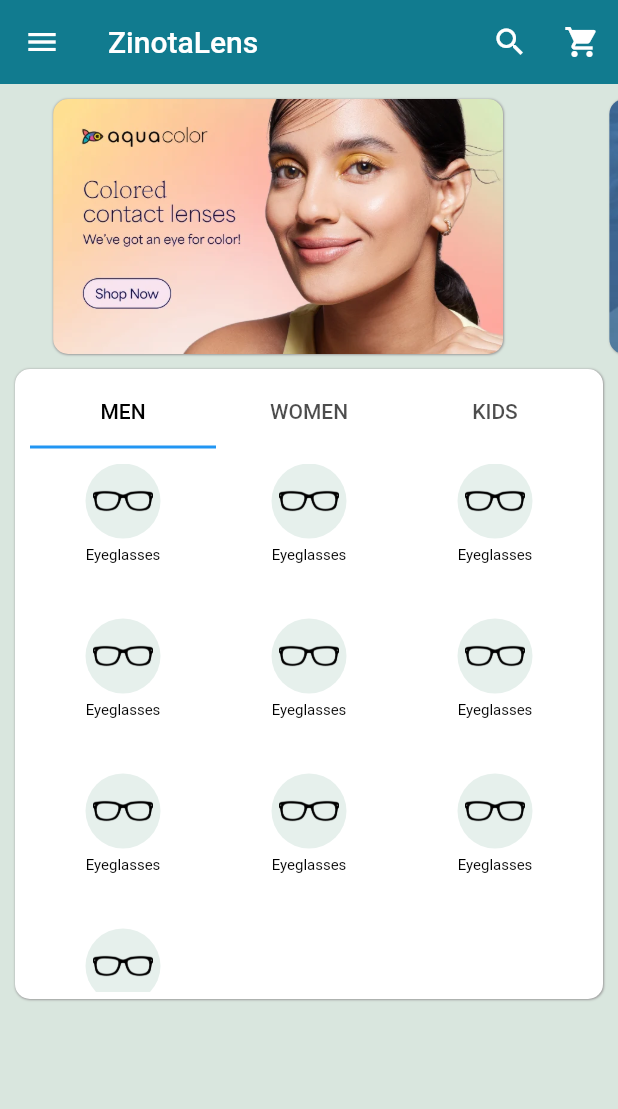
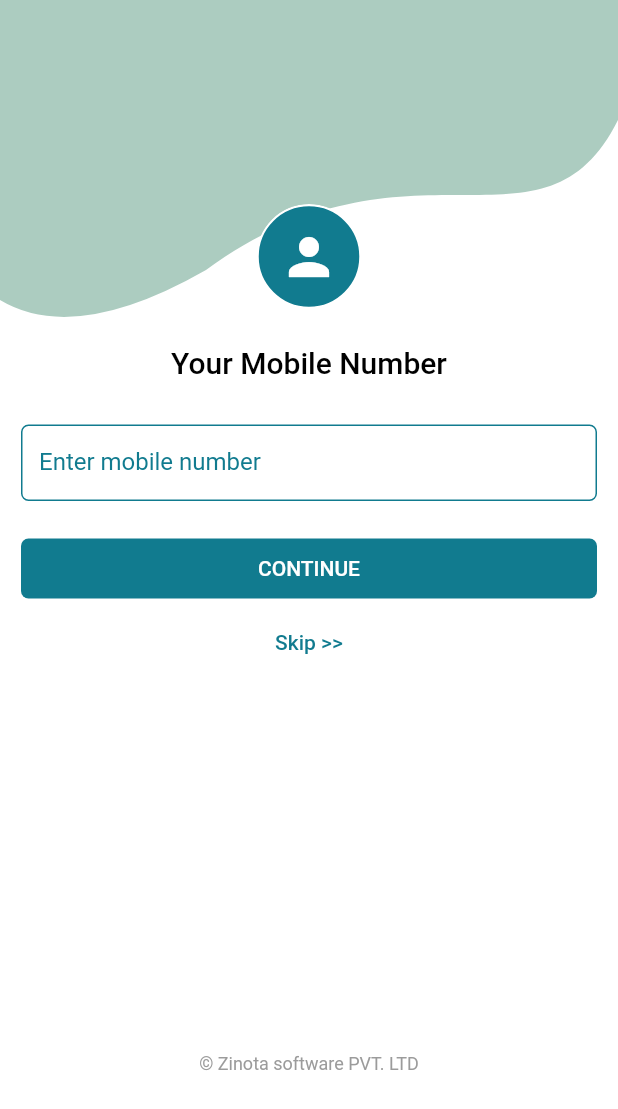
Before and after one commit to ybrut-software/zinotalens, a Flutter app: the screen it shows after launch, on a phone screen of 412 x 824 dp. Shown: the top 1109 px of the screen. Run offline on Flutter 3.47's test engine with Material 2 defaults, Android fonts, the phone set to English and light mode, and no system bars; drawn by our look-alikes of carousel_slider; our stand-ins replace flutter_screenutil.

Commit message:
login page

```diff
--- a/lib/main.dart
+++ b/lib/main.dart
@@ -1,12 +1,13 @@
 import 'package:flutter/material.dart';
 import 'package:flutter_screenutil/flutter_screenutil.dart';
 import 'package:zinotalens/pages/home_page.dart';
+import 'package:zinotalens/pages/login_page.dart';
 
 void main() => runApp(ScreenUtilInit(
       designSize: Size(360, 780),
       builder: (context, widget) => MaterialApp(
         title: "ZinotaLens",
         debugShowCheckedModeBanner: false,
-        home: HomePage(),
+        home: LoginPage(),
       ),
     ),);
--- /dev/null
+++ b/lib/pages/login_page.dart
@@ -0,0 +1,131 @@
+import 'package:flutter/material.dart' hide Colors;
+import 'package:zinotalens/pages/home_page.dart';
+import 'package:zinotalens/widgets/login_custom_clipper.dart';
+
+import '../utils/colors.dart';
+
+class LoginPage extends StatefulWidget {
+  LoginPage({Key? key}) : super(key: key);
+
+  @override
+  State<LoginPage> createState() => _LoginPageState();
+}
+
+class _LoginPageState extends State<LoginPage> {
+  @override
+  Widget build(BuildContext context) {
+    return SafeArea(
+      child: Scaffold(
+        backgroundColor: Colors.white,
+        body: SingleChildScrollView(
+          child: Column(
+            mainAxisSize: MainAxisSize.min,
+            children: [
+              Container(
+                height: 230,
+                child: Stack(
+                  children: [
+                    ClipPath(
+                      clipper: LoginCustomClipper(),
+                      child: Container(
+                        decoration:
+                            BoxDecoration(color: Colors.iconBackgroundColor),
+                      ),
+                    ),
+                    Align(
+                      alignment: Alignment(0, 0.7),
+                      child: ClipOval(
+                        child: Container(
+                          height: 70,
+                          width: 70,
+                          decoration: BoxDecoration(
+                              color: Colors.skyBlue,
+                              shape: BoxShape.circle,
+                              border:
+                                  Border.all(color: Colors.white, width: 1.5)),
+                          child: Center(
+                            child: Icon(Icons.person,
+                                color: Colors.white, size: 40),
+                          ),
+                        ),
+                      ),
+                    )
+                  ],
+                ),
+              ),
+              Text(
+                "Your Mobile Number",
+                style: TextStyle(
+                    fontSize: 20,
+                    fontWeight: FontWeight.w500,
+                    color: Colors.black),
+              ),
+              SizedBox(height: 30),
+              Padding(
+                padding: EdgeInsets.symmetric(horizontal: 14),
+                child: TextFormField(
+                  keyboardType: TextInputType.text,
+                  cursorColor: Colors.skyBlue,
+                  decoration: InputDecoration(
+                    labelText: "Enter mobile number",
+                    labelStyle: TextStyle(color: Colors.skyBlue),
+                    isDense: true,
+                    enabledBorder: OutlineInputBorder(
+                        borderSide: BorderSide(color: Colors.skyBlue),
+                        borderRadius: BorderRadius.circular(5)),
+                    focusedBorder: OutlineInputBorder(
+                        borderSide: BorderSide(color: Colors.skyBlue),
+                        borderRadius: BorderRadius.circular(5)),
+                    border: OutlineInputBorder(
+                        borderSide: BorderSide(color: Colors.skyBlue),
+                        borderRadius: BorderRadius.circular(5)),
+                  ),
+                ),
+              ),
+              SizedBox(height: 25),
+              Container(
+                width: double.infinity,
+                height: 40,
+                padding: EdgeInsets.symmetric(horizontal: 14),
+                child: ElevatedButton(
+                  onPressed: () {},
+                  child: Text(
+                    "CONTINUE",
+                    style: TextStyle(color: Colors.white),
+                  ),
+                  style: ButtonStyle(
+                      shape: MaterialStateProperty.all(RoundedRectangleBorder(
+                          borderRadius: BorderRadius.circular(5))),
+                      backgroundColor:
+                          MaterialStateProperty.all(Colors.skyBlue),
+                      shadowColor:
+                          MaterialStateProperty.all(Colors.transparent)),
+                ),
+              ),
+              SizedBox(height: 5),
+              ElevatedButton(
+                onPressed: () => Navigator.push(context,
+                    MaterialPageRoute(builder: (context) => HomePage())),
+                child: Text(
+                  "Skip >>",
+                  style: TextStyle(color: Colors.skyBlue),
+                ),
+                style: ButtonStyle(
+                    overlayColor: MaterialStateProperty.all(
+                        Colors.iconBackgroundColor.withOpacity(0.5)),
+                    backgroundColor:
+                        MaterialStateProperty.all(Colors.transparent),
+                    shadowColor: MaterialStateProperty.all(Colors.transparent)),
+              ),
+              SizedBox(height: 250),
+              Text(
+                "© Zinota software PVT. LTD",
+                style: TextStyle(fontSize: 12, color: Colors.gray),
+              )
+            ],
+          ),
+        ),
+      ),
+    );
+  }
+}
--- /dev/null
+++ b/lib/widgets/login_custom_clipper.dart
@@ -0,0 +1,25 @@
+import 'package:flutter/material.dart';
+
+class LoginCustomClipper extends CustomClipper<Path> {
+  @override
+  Path getClip(Size size) {
+    var controlPoint1 = Offset(size.width - 50, size.height - 50);
+    var controlPoint2 = Offset(size.width / 1.5, size.height - 150);
+    var controlPoint3 = Offset(50, size.height);
+    var endPoint1 = Offset(size.width / 3, size.height - 50);
+    var endPoint2 = Offset(0, size.height - 30);
+    Path path = Path()
+      ..lineTo(0, 0)
+      ..lineTo(size.width, 0)
+      ..lineTo(size.width, size.height - 150)
+      ..cubicTo(controlPoint1.dx, controlPoint1.dy, controlPoint2.dx,
+          controlPoint2.dy, endPoint1.dx, endPoint1.dy)
+      ..quadraticBezierTo(
+          controlPoint3.dx, controlPoint3.dy, endPoint2.dx, endPoint2.dy)
+      ..close();
+    return path;
+  }
+
+  @override
+  bool shouldReclip(covariant CustomClipper<Path> oldClipper) => false;
+}
```
